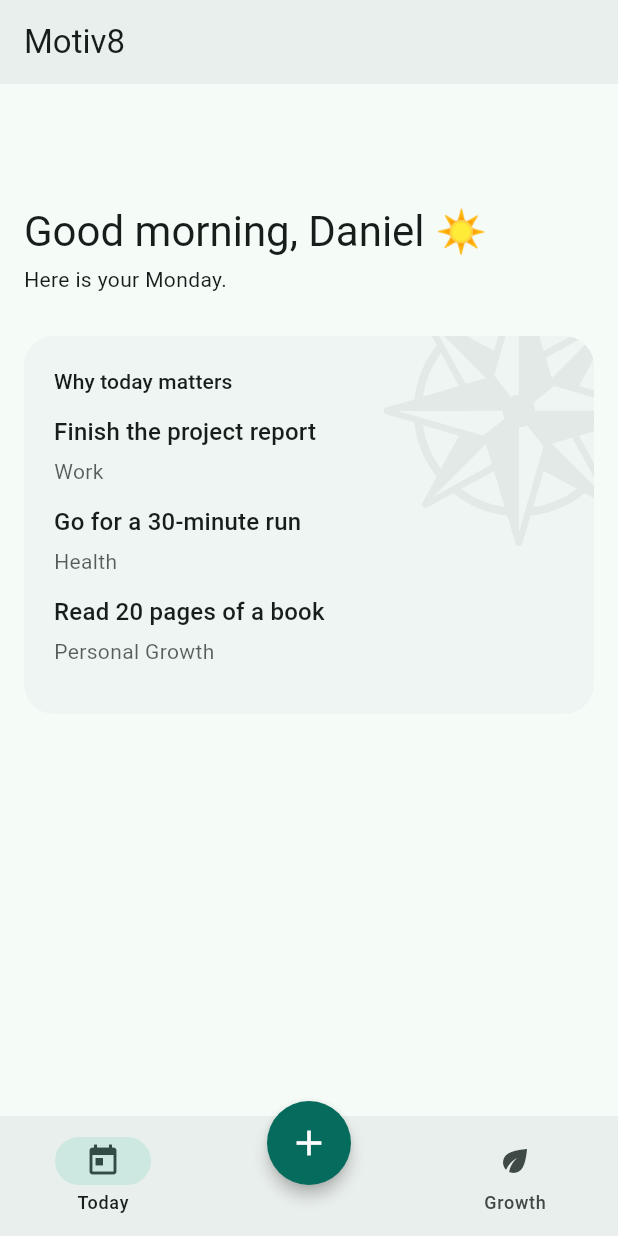
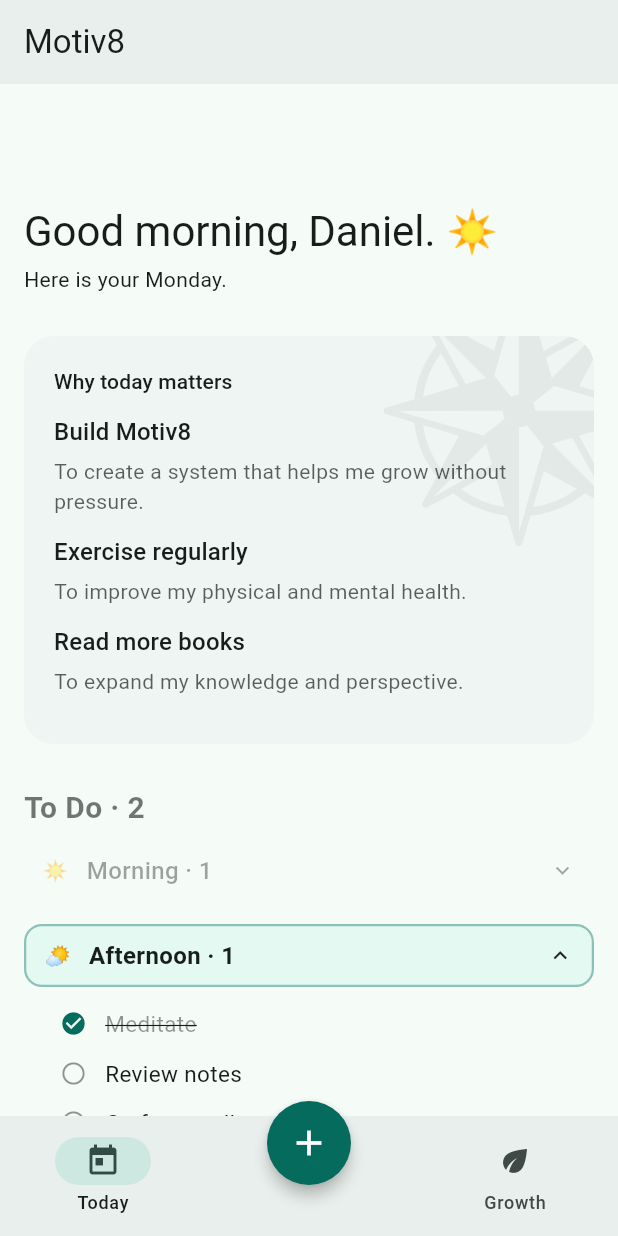
Before and after one commit to daniel-neyla/motiv8, a Flutter app: the screen it shows after launch, on a phone screen of 412 x 824 dp. Run offline on Flutter 3.47's test engine with Material 3 defaults, Android fonts, the phone set to English and light mode, and no system bars; our stand-ins replace flutter_svg.

Commit message:
Basic Task section for today view, seperated into timezones that are collapsable

```diff
--- a/lib/today/greeting_message.dart
+++ b/lib/today/greeting_message.dart
@@ -45,7 +45,7 @@ class GreetingMessage extends StatelessWidget {
       crossAxisAlignment: CrossAxisAlignment.start,
       children: [
         Text(
-          '${_getGreeeting()}, Daniel ${_getEmoji()}',
+          '${_getGreeeting()}, Daniel. ${_getEmoji()}',
           style: Theme.of(context).textTheme.headlineMedium,
         ),
         const SizedBox(height: 4),
--- /dev/null
+++ b/lib/today/task_item.dart
@@ -0,0 +1,41 @@
+import 'package:flutter/material.dart';
+
+class TaskItem extends StatelessWidget {
+  final String title;
+  final bool completed;
+
+  const TaskItem({super.key, required this.title, this.completed = false});
+
+  @override
+  Widget build(BuildContext context) {
+    final colorScheme = Theme.of(context).colorScheme;
+
+    return Padding(
+      padding: const EdgeInsets.symmetric(vertical: 6),
+      child: Row(
+        children: [
+          Icon(
+            completed ? Icons.check_circle : Icons.radio_button_unchecked,
+            size: 18,
+            color: completed
+                ? colorScheme.primary
+                : colorScheme.onSurface.withAlpha(120),
+          ),
+          const SizedBox(width: 12),
+          Expanded(
+            child: Text(
+              title,
+              style: TextStyle(
+                fontSize: 15,
+                decoration: completed ? TextDecoration.lineThrough : null,
+                color: completed
+                    ? colorScheme.onSurface.withAlpha(120)
+                    : colorScheme.onSurface,
+              ),
+            ),
+          ),
+        ],
+      ),
+    );
+  }
+}
--- /dev/null
+++ b/lib/today/tasks_section.dart
@@ -0,0 +1,38 @@
+import 'package:flutter/material.dart';
+import 'time_zone_section.dart';
+
+class TasksSection extends StatelessWidget {
+  const TasksSection({super.key});
+
+  @override
+  Widget build(BuildContext context) {
+    return Column(
+      crossAxisAlignment: CrossAxisAlignment.start,
+      children: const [
+        Opacity(
+          opacity: 0.6,
+          child: Text(
+            'To Do · 2',
+            style: TextStyle(fontSize: 20, fontWeight: FontWeight.bold),
+          ),
+        ),
+
+        TimeZoneSection(
+          title: 'Morning',
+          state: TimeZoneStates.past,
+          emoji: '☀️',
+        ),
+        TimeZoneSection(
+          title: 'Afternoon',
+          state: TimeZoneStates.active,
+          emoji: '🌤️',
+        ),
+        TimeZoneSection(
+          title: 'Evening',
+          state: TimeZoneStates.future,
+          emoji: '🌙',
+        ),
+      ],
+    );
+  }
+}
--- /dev/null
+++ b/lib/today/time_zone_section.dart
@@ -0,0 +1,108 @@
+import 'package:flutter/material.dart';
+import 'task_item.dart';
+
+enum TimeZoneStates { past, active, future }
+
+class TimeZoneSection extends StatefulWidget {
+  final String title;
+  final TimeZoneStates state;
+  final String emoji;
+
+  const TimeZoneSection({
+    super.key,
+    required this.title,
+    required this.state,
+    required this.emoji,
+  });
+
+  @override
+  State<TimeZoneSection> createState() => _TimeZoneSectionState();
+}
+
+class _TimeZoneSectionState extends State<TimeZoneSection> {
+  bool isOpen = true;
+  @override
+  initState() {
+    super.initState();
+    isOpen = widget.state != TimeZoneStates.past;
+  }
+
+  @override
+  Widget build(BuildContext context) {
+    final isPast = widget.state == TimeZoneStates.past;
+    final isActive = widget.state == TimeZoneStates.active;
+
+    return Padding(
+      padding: const EdgeInsets.symmetric(vertical: 8),
+      child: Column(
+        crossAxisAlignment: CrossAxisAlignment.start,
+        children: [
+          InkResponse(
+            onTap: () {
+              setState(() {
+                isOpen = !isOpen;
+              });
+            },
+            borderRadius: BorderRadius.circular(12),
+            child: Container(
+              padding: const EdgeInsets.symmetric(vertical: 8, horizontal: 12),
+              decoration: BoxDecoration(
+                color: isActive
+                    ? Theme.of(
+                        context,
+                      ).colorScheme.primaryContainer.withValues(alpha: 0.2)
+                    : Colors.transparent,
+                borderRadius: BorderRadius.circular(12),
+                border: isActive
+                    ? Border.all(
+                        color: Theme.of(
+                          context,
+                        ).colorScheme.primary.withAlpha(100),
+                        width: 1.5,
+                      )
+                    : null,
+              ),
+              child: Opacity(
+                opacity: isPast ? 0.4 : 1.0,
+                child: Row(
+                  children: [
+                    Text(widget.emoji),
+                    const SizedBox(width: 12),
+                    Text(
+                      '${widget.title} · 1',
+                      style: TextStyle(
+                        fontSize: 16,
+                        fontWeight: isActive
+                            ? FontWeight.bold
+                            : FontWeight.w500,
+                        color: Theme.of(context).colorScheme.onSurface,
+                      ),
+                    ),
+                    const Spacer(),
+
+                    isOpen
+                        ? const Icon(Icons.keyboard_arrow_up, size: 18)
+                        : const Icon(Icons.keyboard_arrow_down, size: 18),
+                  ],
+                ),
+              ),
+            ),
+          ),
+          if (isOpen)
+            ListView(
+              padding: const EdgeInsets.only(left: 24),
+              shrinkWrap: true,
+              physics: const NeverScrollableScrollPhysics(),
+              children: [
+                const SizedBox(height: 8),
+                const TaskItem(title: 'Meditate', completed: true),
+                const TaskItem(title: 'Review notes'),
+                const TaskItem(title: 'Go for a walk'),
+                const TaskItem(title: 'Plan tomorrow'),
+              ],
+            ),
+        ],
+      ),
+    );
+  }
+}
--- a/lib/today/today_view.dart
+++ b/lib/today/today_view.dart
@@ -2,6 +2,7 @@ import 'package:flutter/material.dart';
 import '../app/app_scaffold.dart';
 import 'greeting_message.dart';
 import 'direction_reminder.dart';
+import 'tasks_section.dart';
 import 'goal.dart';
 
 class TodayView extends StatelessWidget {
@@ -18,12 +19,22 @@ class TodayView extends StatelessWidget {
           SizedBox(height: 12),
           DirectionReminder(
             goals: [
-              Goal('Finish the project report', 'Work'),
-              Goal('Go for a 30-minute run', 'Health'),
-              Goal('Read 20 pages of a book', 'Personal Growth'),
+              Goal(
+                'Build Motiv8',
+                'To create a system that helps me grow without pressure.',
+              ),
+              Goal(
+                'Exercise regularly',
+                'To improve my physical and mental health.',
+              ),
+              Goal(
+                'Read more books',
+                'To expand my knowledge and perspective.',
+              ),
             ],
           ),
           SizedBox(height: 12),
+          TasksSection(),
         ],
       ),
     );
```
